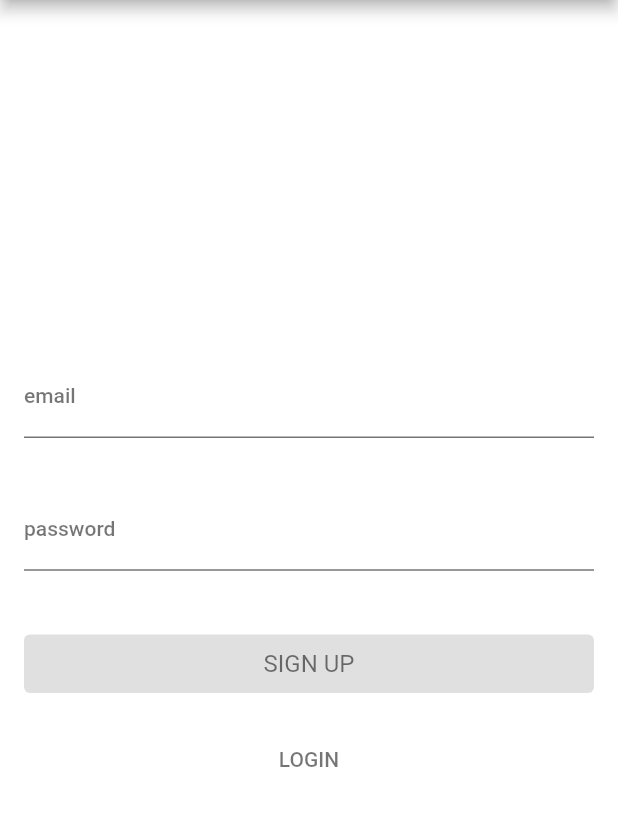
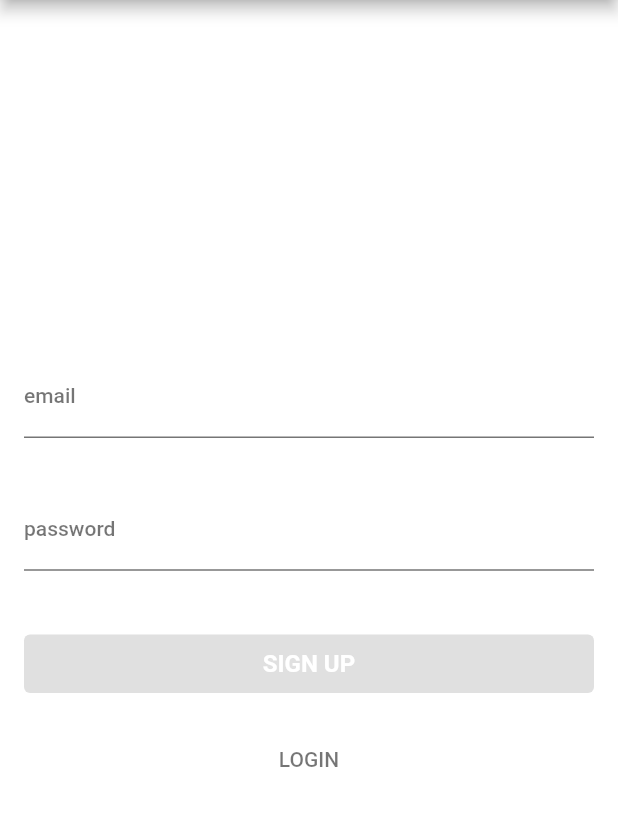
Before and after one commit to kyawsanoo/StarterApp, a Flutter app: the screen it shows after launch, after a tap on "CREATE ACCOUNT", on a phone screen of 412 x 824 dp, the part 84-910 px from its top. Run offline on Flutter 3.47's test engine with Material 2 defaults, Android fonts, the phone set to English and light mode, and no system bars; our stand-ins replace bloc, equatable, flutter_bloc, formz, shared_preferences; network calls fail.

Commit message:
#add ThemeBloc for switching entire app

```diff
--- a/lib/login/pages/login_page.dart
+++ b/lib/login/pages/login_page.dart
@@ -32,8 +32,8 @@ class _LoginPageState extends State<LoginPage>{
   @override
   void initState() {
     super.initState();
-    _isDarkTheme = false;
     _themeBloc = BlocProvider.of<ThemeBloc>(context);
+    _isDarkTheme = _themeBloc.state.themeData == AppThemes.appThemeData[AppTheme.darkTheme];
   }
 
   @override
@@ -54,24 +54,16 @@ class _LoginPageState extends State<LoginPage>{
                        context.read<LocaleBloc>().add(ToggleLanguage(newLanguage: AppLocalizations.of(context).isEnLocale? 'my' : 'en'));
                      },
                    ),
-                   BlocBuilder<ThemeBloc, ThemeState>(
-                       builder: (_, themeState){
-                         return Switch(
+                   Switch(
                      value: _isDarkTheme,
                      onChanged: (value) {
                        _isDarkTheme = value;
                        print("isDarkTheme $_isDarkTheme");
-                             if(_isDarkTheme){
-                               _themeBloc.add(ThemeEvent(appTheme: AppTheme.darkTheme));
-                             }else{
-                               _themeBloc.add(ThemeEvent(appTheme: AppTheme.lightTheme));
-                             }
+                       _themeBloc.add(ToggleTheme(_isDarkTheme? AppTheme.darkTheme : AppTheme.lightTheme));
                      },
                      activeTrackColor: Theme.of(context).textTheme.bodyText1!.color,
                      activeColor: Theme.of(context).primaryColorDark,
-                         );
-
-                       })
+                   )
 
                  ],
                ),
@@ -220,13 +212,14 @@ class _LoginButton extends StatelessWidget {
             : ElevatedButton(
                   key: const Key('loginForm_continue_raisedButton'),
                   style: ElevatedButton.styleFrom(
-              primary: Theme.of(context).textTheme.bodyText1!.color,
+                      primary: Theme.of(context).primaryColor,
                       padding: EdgeInsets.symmetric(horizontal: 10, vertical: 10),
                       textStyle: TextStyle(
                           fontSize: 16,
-                  fontWeight: FontWeight.normal)),
+                          fontWeight: FontWeight.bold)),
                   child: Text(AppLocalizations.of(context).translate('login_btn'),
-            style: TextStyle(color: Theme.of(context).textTheme.bodyText1!.color),),
+                                style: TextStyle(color: Colors.white)
+                  ),
                   onPressed: state.status.isValidated? () {
                     context.read<LoginBloc>().add(LoginInWithEmailButtonPressed());
                   }
--- a/lib/signup/pages/sign_up_page.dart
+++ b/lib/signup/pages/sign_up_page.dart
@@ -48,24 +48,16 @@ class _SignUpPageState extends State<SignUpPage> {
                       },
                     ),
 
-                    BlocBuilder<ThemeBloc, ThemeState>(
-                        builder: (_, themeState){
-                          return Switch(
+                    Switch(
                       value: _isDarkTheme,
                       onChanged: (value) {
                         _isDarkTheme = value;
                         print("isDarkTheme $_isDarkTheme");
-                              if(_isDarkTheme){
-                                _themeBloc.add(ThemeEvent(appTheme: AppTheme.darkTheme));
-                              }else{
-                                _themeBloc.add(ThemeEvent(appTheme: AppTheme.lightTheme));
-                              }
+                        _themeBloc.add(ToggleTheme(_isDarkTheme? AppTheme.darkTheme : AppTheme.lightTheme));
                       },
                       activeTrackColor: Theme.of(context).textTheme.bodyText1!.color,
                       activeColor: Theme.of(context).primaryColorDark,
-                          );
-
-                        })
+                    )
 
                   ],
                 ),
@@ -88,8 +80,9 @@ class _SignUpPageState extends State<SignUpPage> {
   @override
   void initState() {
     super.initState();
-    _isDarkTheme = false;
     _themeBloc = BlocProvider.of<ThemeBloc>(context);
+    _isDarkTheme = _themeBloc.state.themeData == AppThemes.appThemeData[AppTheme.darkTheme];
+
   }
 }
 
@@ -225,18 +218,18 @@ class _SignUpButton extends StatelessWidget {
           ElevatedButton(
           key: const Key('signUpForm_continue_raisedButton'),
           style: ElevatedButton.styleFrom(
-                primary: Theme.of(context).textTheme.bodyText1!.color,
+                primary: Theme.of(context).primaryColor,
                 padding: EdgeInsets.symmetric(horizontal: 10, vertical: 10),
                 textStyle: TextStyle(
                     fontSize: 16,
-                    fontWeight: FontWeight.normal)),
+                    fontWeight: FontWeight.bold)),
                 child: Text(AppLocalizations.of(context).translate('sign_up_btn'),
-            style: TextStyle(color: Theme.of(context).textTheme.bodyText1!.color),),
+                            style: TextStyle(color: Colors.white),
+                ),
                 onPressed: state.status.isValidated? () {
                   context.read<SignUpBloc>().add(SignUpWithEmailButtonPressed());
                 }
                     : null,
-
         );
       },
     );
--- a/lib/themes/bloc/theme_bloc.dart
+++ b/lib/themes/bloc/theme_bloc.dart
@@ -1,15 +1,39 @@
 import 'package:flutter_bloc/flutter_bloc.dart';
+import 'package:shared_preferences/shared_preferences.dart';
 
 import '../themes.dart';
 
+final key = 'dark_theme';
 
 class ThemeBloc extends Bloc<ThemeEvent, ThemeState> {
-  ThemeBloc(): super(ThemeState(themeData: AppThemes.appThemeData[AppTheme.lightTheme],),);
+  ThemeBloc(): super(ThemeState(themeData: AppThemes.appThemeData[AppTheme.lightTheme],),){
+    saveTheme(false);
+  }
 
   @override
   Stream<ThemeState> mapEventToState(ThemeEvent event) async* {
-    if (event is ThemeEvent) {
+    if(event is GetDarkThemeBool){
+      bool isDarkTheme = await getTheme() ;
+      yield ThemeState(
+          themeData: isDarkTheme? AppThemes.appThemeData[AppTheme.darkTheme]:AppThemes.appThemeData[AppTheme.lightTheme]);
+    }
+    if (event is ToggleTheme) {
+      saveTheme(event.appTheme == AppTheme.darkTheme);
       yield ThemeState(themeData: AppThemes.appThemeData[event.appTheme],);
     }
   }
+
+
+  Future<void> saveTheme(bool isDarkTheme) async {
+    final prefs = await SharedPreferences.getInstance();
+    prefs.setBool(key, isDarkTheme);
+  }
+
+  Future<bool> getTheme() async {
+    final prefs = await SharedPreferences.getInstance();
+    bool? darkTheme = prefs.getBool(key) != null? true : false;
+    return darkTheme;
+
+  }
+
 }
--- a/lib/themes/bloc/theme_event.dart
+++ b/lib/themes/bloc/theme_event.dart
@@ -1,6 +1,23 @@
+import 'package:equatable/equatable.dart';
+
 import '../app_themes.dart';
 
-class ThemeEvent {
+class ThemeEvent extends Equatable{
+  @override
+  List<Object?> get props => [];
+}
+
+class ToggleTheme extends ThemeEvent{
   final AppTheme appTheme;
-  ThemeEvent({required this.appTheme});
+
+  ToggleTheme(this.appTheme);
+
+  @override
+  List<Object?> get props => [appTheme];
 }
+
+class GetDarkThemeBool extends ThemeEvent{
+
+  @override
+  List<Object?> get props => [];
+}
--- a/lib/themes/bloc/theme_state.dart
+++ b/lib/themes/bloc/theme_state.dart
@@ -3,6 +3,7 @@ import 'package:flutter/material.dart';
 
 class ThemeState extends Equatable {
   final ThemeData? themeData;
+
   ThemeState({required this.themeData});
 
   @override
```
Also changed, not shown: lib/posts/ui/post_list_page.dart (+9 -14 lines), lib/themes/app_themes.dart (+6 -1 lines), 1 other file. Lines whose indentation alone changed are shown as unchanged.
